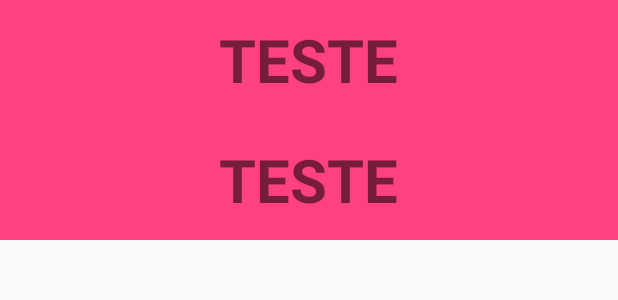
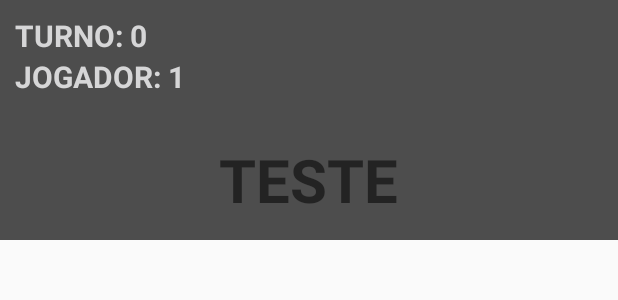
Before and after one commit to elihofni/ES2_damas, an Android app: the layout fragment_tabuleiro.xml on its own in the app's theme, with its tools: preview values and no code run, on a phone screen of 412 x 824 dp. Shown: the top 300 px of the screen. Run offline under Robolectric (Android 15) with nearby library versions, the phone set to English and light mode, and no system bars.

Commit message:
Reescrita de código .

```diff
--- a/TrabalhoES2/app/src/main/res/layout/fragment_tabuleiro.xml
+++ b/TrabalhoES2/app/src/main/res/layout/fragment_tabuleiro.xml
@@ -13,26 +13,71 @@
         android:clipChildren="false"
         android:orientation="vertical">
 
-        <!--TESTE-->
-        <FrameLayout
+        <LinearLayout
+            android:id="@+id/status_partida"
             android:layout_width="match_parent"
             android:layout_height="80dp"
-            android:background="@color/colorAccent">
+            android:orientation="vertical"
+            android:padding="10dp"
+            android:background="@color/color">
 
-            <TextView
-                android:layout_width="wrap_content"
+            <LinearLayout
+                android:layout_width="match_parent"
                 android:layout_height="wrap_content"
-                android:text="TESTE"
-                android:textStyle="bold"
-                android:textSize="40sp"
-                android:layout_gravity="center"/>
-        </FrameLayout>
+                android:orientation="horizontal">
+
+                <TextView
+                    android:id="@+id/turno1"
+                    android:layout_width="wrap_content"
+                    android:layout_height="wrap_content"
+                    android:text="TURNO: "
+                    android:textColor="@color/white"
+                    android:textStyle="bold"
+                    android:textSize="20sp" />
+
+                <TextView
+                    android:id="@+id/turno"
+                    android:layout_width="wrap_content"
+                    android:layout_height="wrap_content"
+                    android:text="0"
+                    android:textColor="@color/white"
+                    android:textStyle="bold"
+                    android:textSize="20sp"/>
+
+            </LinearLayout>
+
+
+            <LinearLayout
+                android:layout_width="match_parent"
+                android:layout_height="wrap_content"
+                android:orientation="horizontal">
+
+                <TextView
+                    android:id="@+id/jogador1"
+                    android:layout_width="wrap_content"
+                    android:layout_height="wrap_content"
+                    android:text="JOGADOR: "
+                    android:textColor="@color/white"
+                    android:textStyle="bold"
+                    android:textSize="20sp"
+                    android:layout_below="@id/jogador1"/>
+
+                <TextView
+                    android:id="@+id/jogador"
+                    android:layout_width="wrap_content"
+                    android:layout_height="wrap_content"
+                    android:text="1"
+                    android:textColor="@color/white"
+                    android:textStyle="bold"
+                    android:textSize="20sp" />
+                </LinearLayout>
+        </LinearLayout>
 
         <!--TESTE-->
         <FrameLayout
             android:layout_width="match_parent"
             android:layout_height="80dp"
-            android:background="@color/colorAccent">
+            android:background="@color/color">
 
             <TextView
                 android:layout_width="wrap_content"
--- a/TrabalhoES2/app/src/main/res/values/colors.xml
+++ b/TrabalhoES2/app/src/main/res/values/colors.xml
@@ -3,4 +3,5 @@
     <color name="colorPrimary">#3F51B5</color>
     <color name="colorPrimaryDark">#303F9F</color>
     <color name="colorAccent">#FF4081</color>
+    <color name="color">#4d4d4d</color>
 </resources>
```
Also changed, not shown: TrabalhoES2/app/src/main/java/com/example/max/trabalhoes2/Interface/Fragment/TabuleiroFragment.java (+25 -18 lines), TrabalhoES2/app/src/main/res/drawable/psdb_dama.png (added), TrabalhoES2/app/src/main/res/drawable/psdb_peao.png (added), TrabalhoES2/app/src/main/res/drawable/pt_dama_2.png (added), TrabalhoES2/app/src/main/res/drawable/pt_peao_2.png (added), 3 other files.
